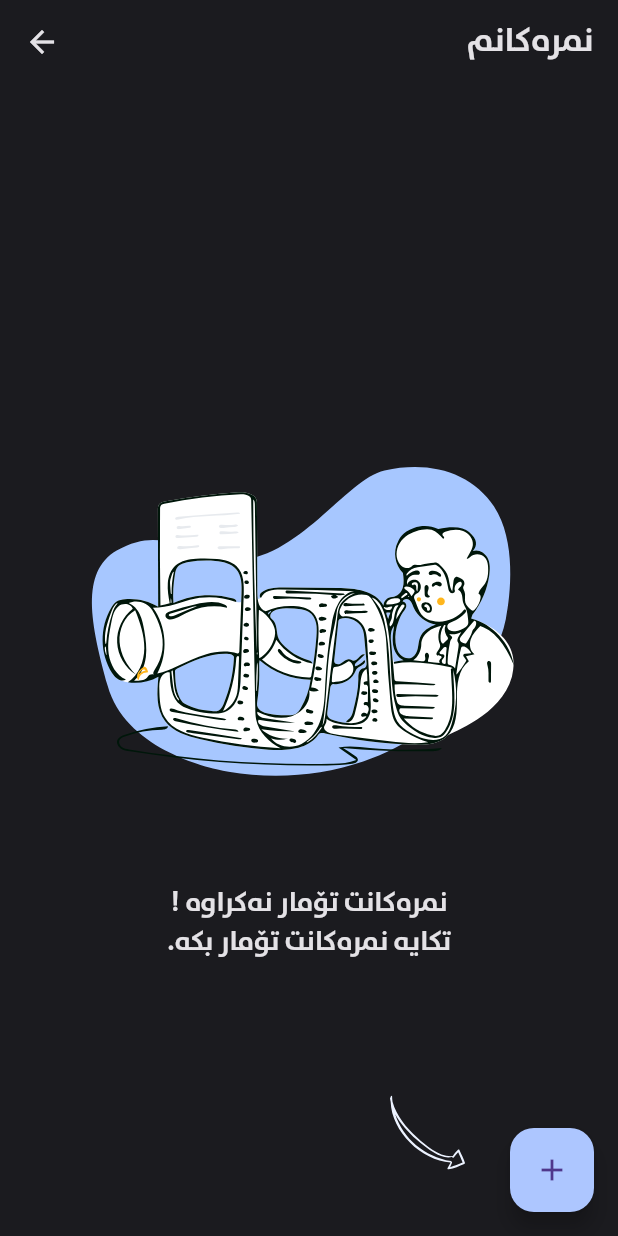
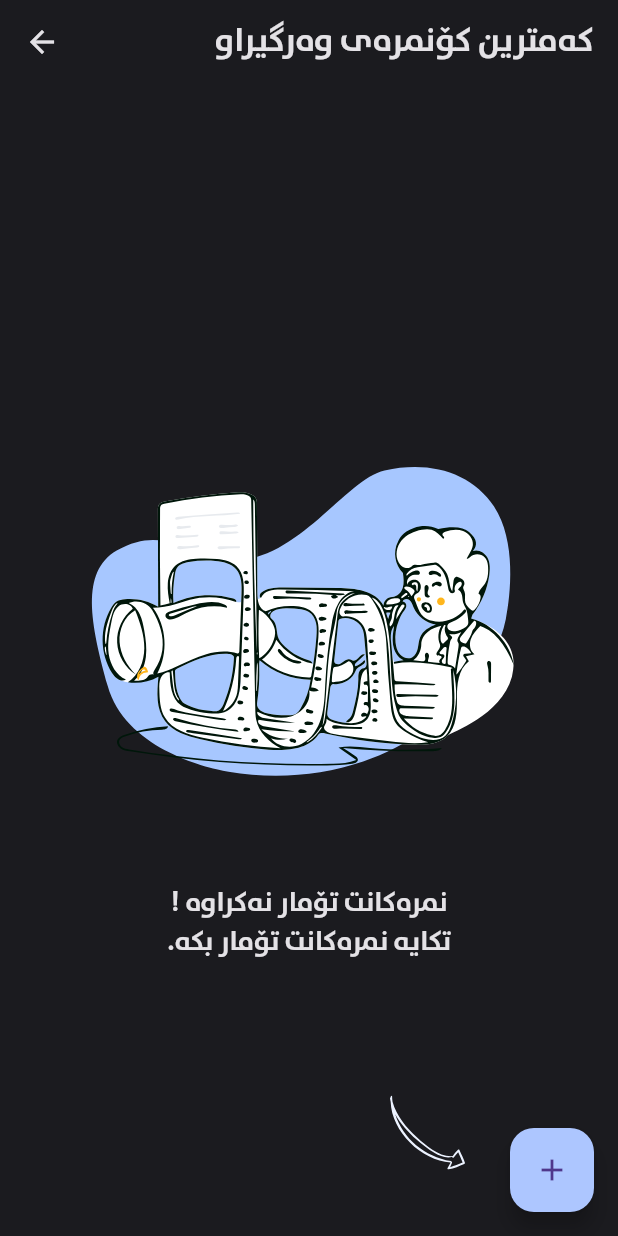
Before and after one commit to akar-jaza/bashakam, a Flutter app: the screen it shows after launch, after a tap on "ببینە", on a phone screen of 412 x 824 dp. Run offline on Flutter 3.47's test engine with Material 2 defaults, Android fonts, the phone set to English and light mode, and no system bars; our stand-ins replace flutter_svg.

Commit message:
kamtrin konmra added

```diff
--- a/lib/Screens/home_page.dart
+++ b/lib/Screens/home_page.dart
@@ -1,3 +1,4 @@
+import 'package:bashakam_barawzanko/Screens/kamtrin_konmra/kamtrin_konmra.dart';
 import 'package:bashakam_barawzanko/Screens/nmrakanm_screen/nmrakanm.dart';
 import 'package:bashakam_barawzanko/constantes/colors.dart';
 import 'package:flutter/material.dart';
@@ -114,6 +115,19 @@ class _HomePageState extends State<HomePage> {
                 Row(
                   mainAxisAlignment: MainAxisAlignment.center,
                   children: [
+                     MyCard(
+                      imageAsset: 'assets/images/list3.svg',
+                      buttonTitle: 'ببینە',
+                      color: ThemeColors.kWhiteTextColor,
+                      text: 'کەمترین کۆنمرە',
+                      onTap: () {
+                        Navigator.push(
+                          context,
+                          MaterialPageRoute(
+                              builder: (context) => const KamtrinKonmra()),
+                        );
+                      },
+                    ),
                     MyCard(
                       imageAsset: 'assets/images/id.svg',
                       buttonTitle: 'ببینە',
@@ -126,12 +140,6 @@ class _HomePageState extends State<HomePage> {
                               builder: (context) => const Nmrakanm()),
                         );
                       },
-                    ),
-                    const MyCard(
-                      imageAsset: 'assets/images/list3.svg',
-                      buttonTitle: 'بکە',
-                      color: ThemeColors.kWhiteTextColor,
-                      text: 'ڕیزبەندی بکە',
                     ),
                   ],
                 ),
--- /dev/null
+++ b/lib/Screens/kamtrin_konmra/kamtrin_konmra.dart
@@ -0,0 +1,94 @@
+import 'package:bashakam_barawzanko/Screens/nmrakanm_screen/tomarkrdni_nmrkakan/ababy_or_3ilmy_page.dart';
+import 'package:flutter/material.dart';
+import 'package:flutter_svg/flutter_svg.dart';
+import '../../constantes/Colors.dart';
+import '../../constantes/system_ui_overlay_func.dart';
+
+class KamtrinKonmra extends StatefulWidget {
+  const KamtrinKonmra({super.key});
+
+  @override
+  State<KamtrinKonmra> createState() => _KamtrinKonmraState();
+}
+
+class _KamtrinKonmraState extends State<KamtrinKonmra> {
+  SystemUiOverlayFunc uiOverlayFunc = SystemUiOverlayFunc();
+
+  @override
+  Widget build(BuildContext context) {
+    uiOverlayFunc.systemUiOverlay();
+    return Scaffold(
+      backgroundColor: ThemeColors.kBodyColor,
+      appBar: AppBar(
+        iconTheme: const IconThemeData(color: ThemeColors.kWhiteTextColor),
+        backgroundColor: ThemeColors.kBodyColor,
+        leading: IconButton(
+          icon: const Icon(Icons.arrow_back),
+          onPressed: () {
+            Navigator.pop(context);
+          },
+        ),
+        title: const Align(
+          alignment: Alignment.centerRight,
+          child: Text(
+            'کەمترین کۆنمرەی وەرگیراو',
+            style: TextStyle(color: ThemeColors.kWhiteTextColor),
+          ),
+        ),
+      ),
+      body: Center(
+        child: Column(
+          mainAxisAlignment: MainAxisAlignment.center,
+          children: [
+
+            SvgPicture.asset(
+              'assets/images/ListIsEmpty.svg',
+              height: 350,
+            ),
+            const Text(
+              '! نمرەکانت تۆمار نەکراوە',
+              style: TextStyle(
+                color: ThemeColors.kWhiteTextColor,
+                fontSize: 18,
+              ),
+            ),
+            const Text(
+              '.تکایە نمرەکانت تۆمار بکە',
+              style: TextStyle(
+                color: ThemeColors.kWhiteTextColor,
+                fontSize: 18,
+              ),
+            ),
+          ],
+        ),
+      ),
+      floatingActionButton: Row(
+        mainAxisAlignment: MainAxisAlignment.end,
+        children: [
+          Transform.translate(
+            offset: const Offset(
+                20, -25), // Adjust the vertical offset as per your requirement
+            child: SvgPicture.asset(
+              'assets/images/arrow.svg',
+              height: 50,
+            ),
+          ),
+          const SizedBox(
+            width: 50,
+          ),
+          FloatingActionButton(
+            backgroundColor: ThemeColors.kblueColor,
+            onPressed: () {
+              Navigator.push(
+                context,
+                MaterialPageRoute(
+                    builder: (context) => const AdabayOr3ilmyPage()),
+              );
+            },
+            child: const Icon(Icons.add),
+          ),
+        ],
+      ),
+    );
+  }
+}
```
